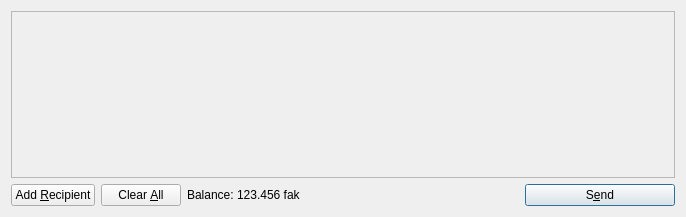
The window that src/qt/forms/sendcoinsdialog.ui (Scyne/FakeCoin) describes before a commit, drawn with Qt 5.
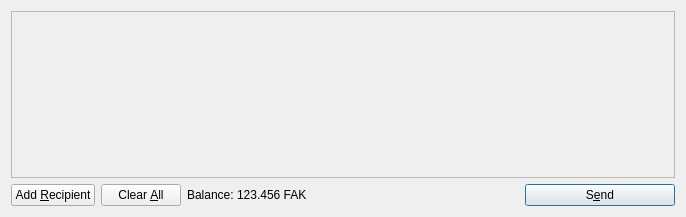
The same window after the commit. Icons and pictures are not drawn.

```diff
--- a/src/qt/forms/sendcoinsdialog.ui
+++ b/src/qt/forms/sendcoinsdialog.ui
@@ -119,7 +119,7 @@
           <cursorShape>IBeamCursor</cursorShape>
          </property>
          <property name="text">
-          <string>123.456 fak</string>
+          <string>123.456 FAK</string>
          </property>
          <property name="textInteractionFlags">
           <set>Qt::LinksAccessibleByMouse|Qt::TextSelectableByKeyboard|Qt::TextSelectableByMouse</set>
```
